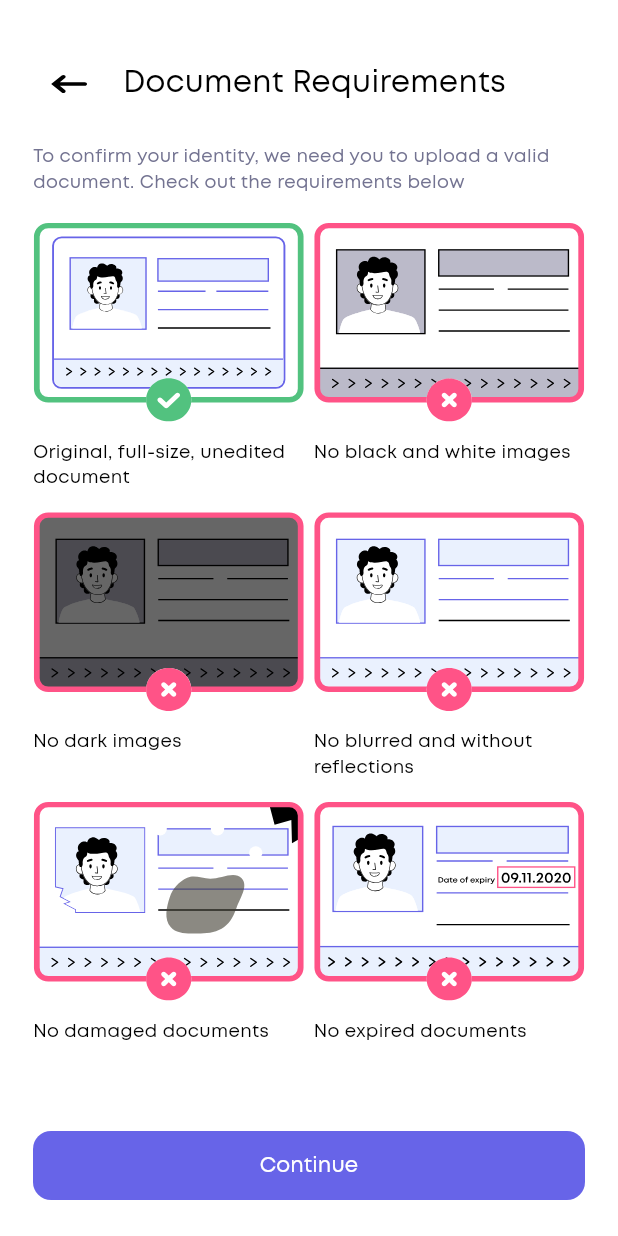
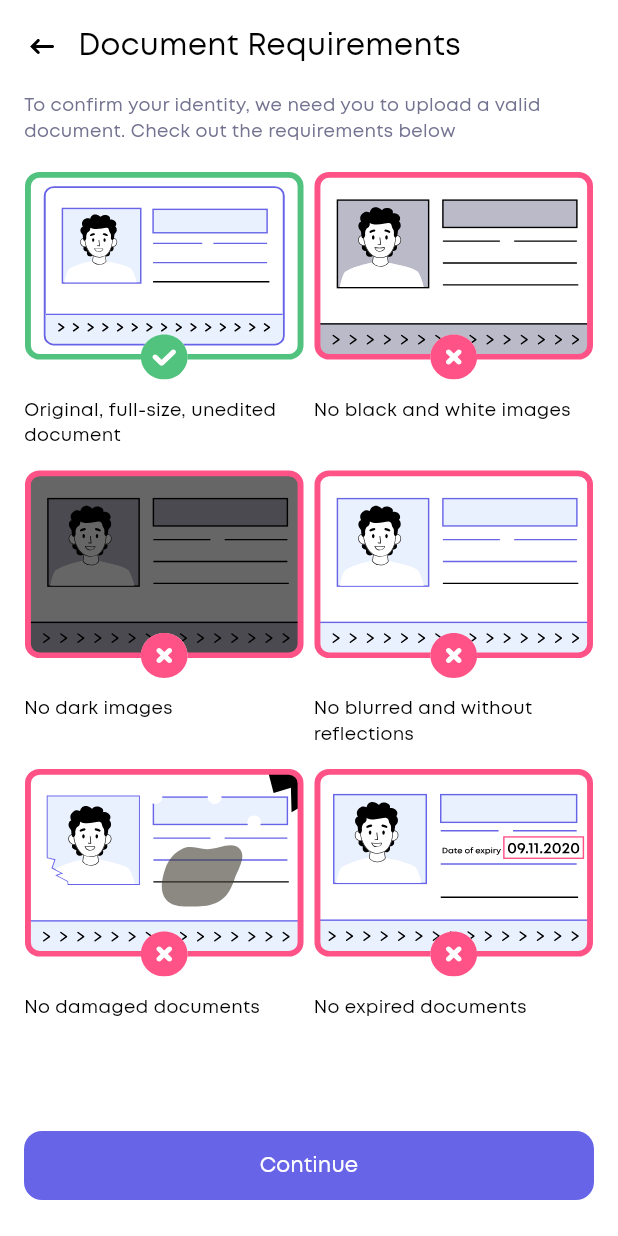
Before and after one commit to dataspike-io/MobileSDK-Flutter, a Flutter app: the screen it shows after launch, after a tap on "Requirements", on a phone screen of 412 x 824 dp. Run offline on Flutter 3.47's test engine with Material 3 defaults, Android fonts, the phone set to English and light mode, and no system bars; our stand-ins replace flutter_svg, plugin_platform_interface; project files that could hold a hidden picture were left out.

Commit message:
- Add new assets

```diff
--- a/example/lib/main.dart
+++ b/example/lib/main.dart
@@ -1,7 +1,4 @@
 import 'package:flutter/material.dart';
-import 'dart:async';
-
-import 'package:flutter/services.dart';
 import 'package:dataspikemobilesdk/dataspikemobilesdk.dart';
 import 'package:dataspikemobilesdk/screens/onboarding_screen.dart';
 
@@ -17,35 +14,11 @@ class MyApp extends StatefulWidget {
 }
 
 class _MyAppState extends State<MyApp> {
-  String _platformVersion = 'Unknown';
   final _dataspikemobilesdkPlugin = Dataspikemobilesdk();
 
   @override
   void initState() {
     super.initState();
-    initPlatformState();
-  }
-
-  // Platform messages are asynchronous, so we initialize in an async method.
-  Future<void> initPlatformState() async {
-    String platformVersion;
-    // Platform messages may fail, so we use a try/catch PlatformException.
-    // We also handle the message potentially returning null.
-    try {
-      platformVersion =
-          await _dataspikemobilesdkPlugin.getPlatformVersion() ?? 'Unknown platform version';
-    } on PlatformException {
-      platformVersion = 'Failed to get platform version.';
-    }
-
-    // If the widget was removed from the tree while the asynchronous platform
-    // message was in flight, we want to discard the reply rather than calling
-    // setState to update our non-existent appearance.
-    if (!mounted) return;
-
-    setState(() {
-      _platformVersion = platformVersion;
-    });
   }
 
   @override
--- a/lib/screens/onboarding_screen.dart
+++ b/lib/screens/onboarding_screen.dart
@@ -4,7 +4,7 @@ import 'package:flutter_svg/flutter_svg.dart';
 import 'package:dataspikemobilesdk/ui/dashboard_underline_text.dart';
 import 'package:url_launcher/url_launcher.dart';
 import 'package:flutter/gestures.dart';
-import 'package:dataspikemobilesdk/screens/templates/requirements_screen.dart';
+import 'package:dataspikemobilesdk/screens/builders/screens_factory.dart';
 
 class OnboardingScreen extends StatefulWidget {
   const OnboardingScreen({Key? key}) : super(key: key);
@@ -57,7 +57,7 @@ class _OnboardingScreenState extends State<OnboardingScreen> {
                     fontFamily: 'Mont',
                     fontWeight: FontWeight.w500,
                     package: 'dataspikemobilesdk',
-                    color: AppColors.black
+                    color: AppColors.black,
                   ),
                   textAlign: TextAlign.center,
                 ),
@@ -98,7 +98,7 @@ class _OnboardingScreenState extends State<OnboardingScreen> {
                                       color: AppColors.black,
                                       fontFamily: 'Mont',
                                       fontWeight: FontWeight.w500,
-                                      package: 'dataspikemobilesdk'
+                                      package: 'dataspikemobilesdk',
                                     ),
                                     textAlign: TextAlign.center,
                                   ),
@@ -220,7 +220,11 @@ class _OnboardingScreenState extends State<OnboardingScreen> {
                   onTap: () {
                     Navigator.of(context).push(
                       MaterialPageRoute(
-                        builder: (context) => documentRequirementsScreen,
+                        builder: (context) =>
+                            RequirementScreenFactory.documentRequirementsScreen(
+                              context: context,
+                              onContinue: () {},
+                            ),
                       ),
                     );
                   },
@@ -269,40 +273,6 @@ class _OnboardingScreenState extends State<OnboardingScreen> {
     );
   }
 }
-
-final documentRequirementsScreen = DocumentRequirementsScreen(
-  title: 'Document Requirements',
-  subtitle: 'To confirm your identity, we need you to upload a valid document. Check out the requirements below',
-  requirements: [
-    Requirement(
-      image: 'packages/dataspikemobilesdk/assets/images/document_requirements_1.svg',
-      text: 'Original, full-size, unedited document',
-    ),
-    Requirement(
-      image: 'packages/dataspikemobilesdk/assets/images/document_requirements_2.svg',
-      text: 'No black and white images',
-    ),
-    Requirement(
-      image: 'packages/dataspikemobilesdk/assets/images/document_requirements_3.svg',
-      text: 'No dark images',
-    ),
-    Requirement(
-      image: 'packages/dataspikemobilesdk/assets/images/document_requirements_4.svg',
-      text: 'No blurred and without reflections',
-    ),
-    Requirement(
-      image: 'packages/dataspikemobilesdk/assets/images/document_requirements_5.svg',
-      text: 'No damaged documents',
-    ),
-    Requirement(
-      image: 'packages/dataspikemobilesdk/assets/images/document_requirements_6.svg',
-      text: 'No expired documents',
-    ),
-  ],
-  onContinue: () {
-    /* ... */
-  },
-);
 
 class _OnboardingSlide {
   final String image;
--- a/lib/screens/templates/requirements_screen.dart
+++ b/lib/screens/templates/requirements_screen.dart
@@ -25,31 +25,29 @@ class DocumentRequirementsScreen extends StatelessWidget {
 
   @override
   Widget build(BuildContext context) {
+    final topPadding = MediaQuery.of(context).padding.top + 16;
+
     return Scaffold(
       backgroundColor: AppColors.white,
       body: Center(
         child: Container(
-          constraints: const BoxConstraints(maxWidth: 400),
-          padding: const EdgeInsets.symmetric(horizontal: 16),
+          padding: EdgeInsets.fromLTRB(16, topPadding, 16, 0),
           decoration: const BoxDecoration(color: AppColors.white),
           child: Stack(
             children: [
               Column(
                 crossAxisAlignment: CrossAxisAlignment.start,
                 children: [
-                  const SizedBox(height: 32),
                   Row(
                     children: [
-                      IconButton(
-                        onPressed: () => Navigator.of(context).maybePop(),
-                        icon: SvgPicture.asset(
+                      GestureDetector(
+                        onTap: () => Navigator.of(context).maybePop(),
+                        child: SvgPicture.asset(
                           'packages/dataspikemobilesdk/assets/images/back_arrow.svg',
-                          width: 36,
-                          height: 36,
-                          fit: BoxFit.fill,
+                          width: 24,
+                          height: 30,
+                          fit: BoxFit.contain,
                         ),
-                        padding: EdgeInsets.zero,
-                        constraints: const BoxConstraints(),
                       ),
                       const SizedBox(width: 12),
                       Expanded(
@@ -69,6 +67,13 @@ class DocumentRequirementsScreen extends StatelessWidget {
                     ],
                   ),
                   const SizedBox(height: 16),
+                  Expanded(
+                    child: CustomScrollView(
+                      slivers: [
+                        SliverToBoxAdapter(
+                          child: Column(
+                            crossAxisAlignment: CrossAxisAlignment.start,
+                            children: [
                               Text(
                                 subtitle,
                                 style: const TextStyle(
@@ -79,20 +84,32 @@ class DocumentRequirementsScreen extends StatelessWidget {
                                 ),
                               ),
                               const SizedBox(height: 18),
-                  Expanded(
-                    child: GridView.builder(
-                      itemCount: requirements.length,
-                      padding: EdgeInsets.only(bottom: 70),
+                            ],
+                          ),
+                        ),
+                        SliverGrid(
                           gridDelegate:
                               const SliverGridDelegateWithFixedCrossAxisCount(
                                 crossAxisCount: 2,
                                 mainAxisSpacing: 12,
                                 crossAxisSpacing: 6,
+                                childAspectRatio: 1,
                               ),
-                      itemBuilder: (context, index) {
+                          delegate: SliverChildBuilderDelegate((
+                            context,
+                            index,
+                          ) {
                             final r = requirements[index];
-                        return RequirementBox(image: r.image, label: r.text);
-                      },
+                            return RequirementBox(
+                              image: r.image,
+                              label: r.text,
+                            );
+                          }, childCount: requirements.length),
+                        ),
+                        SliverToBoxAdapter(
+                          child: SizedBox(height: 70),
+                        ), // отступ под кнопку
+                      ],
                     ),
                   ),
                 ],
```
Also changed, not shown: lib/screens/builders/screens_factory.dart (added, +144 -0 lines), pubspec.yaml (+5 -5 lines), assets/fonts/Mont_Regular.ttf (renamed from assets/fonts/Mont-Regular.ttf), assets/fonts/Mont_Semibold.ttf (renamed from assets/fonts/Mont-Semibold.ttf), assets/images/address_requirements_1.svg (added), assets/images/address_requirements_2.svg (added), assets/images/address_requirements_3.svg (added), assets/images/address_requirements_4.svg (added), assets/images/selfie_requirements_1.svg (added), assets/images/selfie_requirements_2.svg (added), assets/images/selfie_requirements_4.svg (added), 1 other file. Lines whose indentation alone changed are shown as unchanged.
